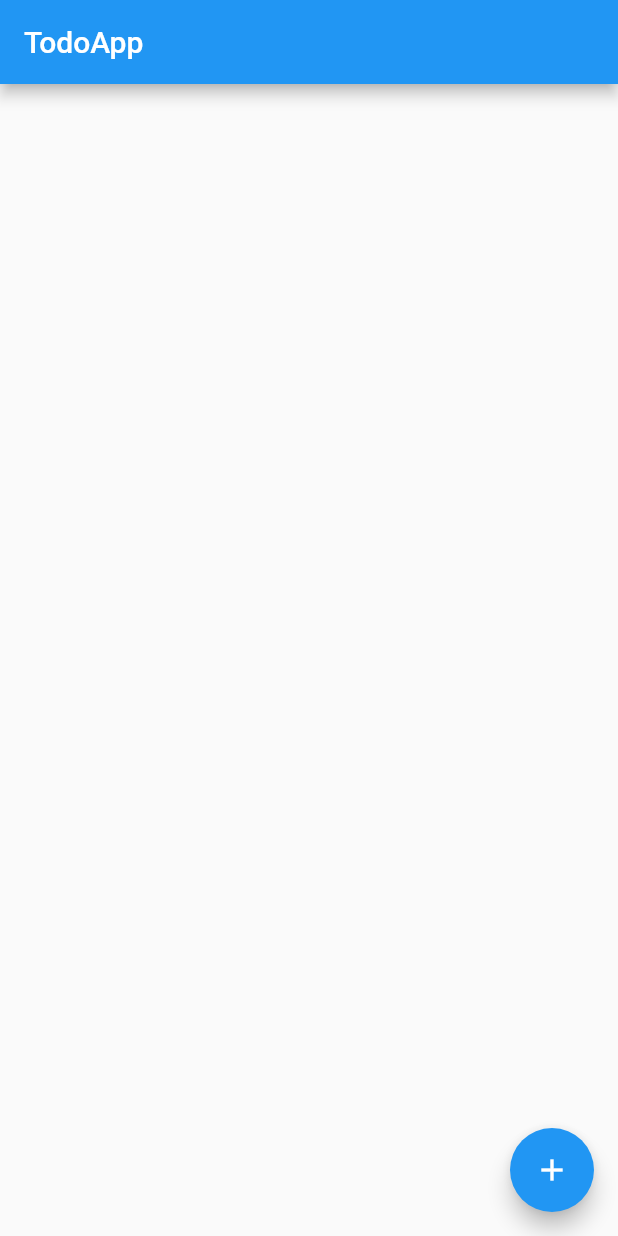
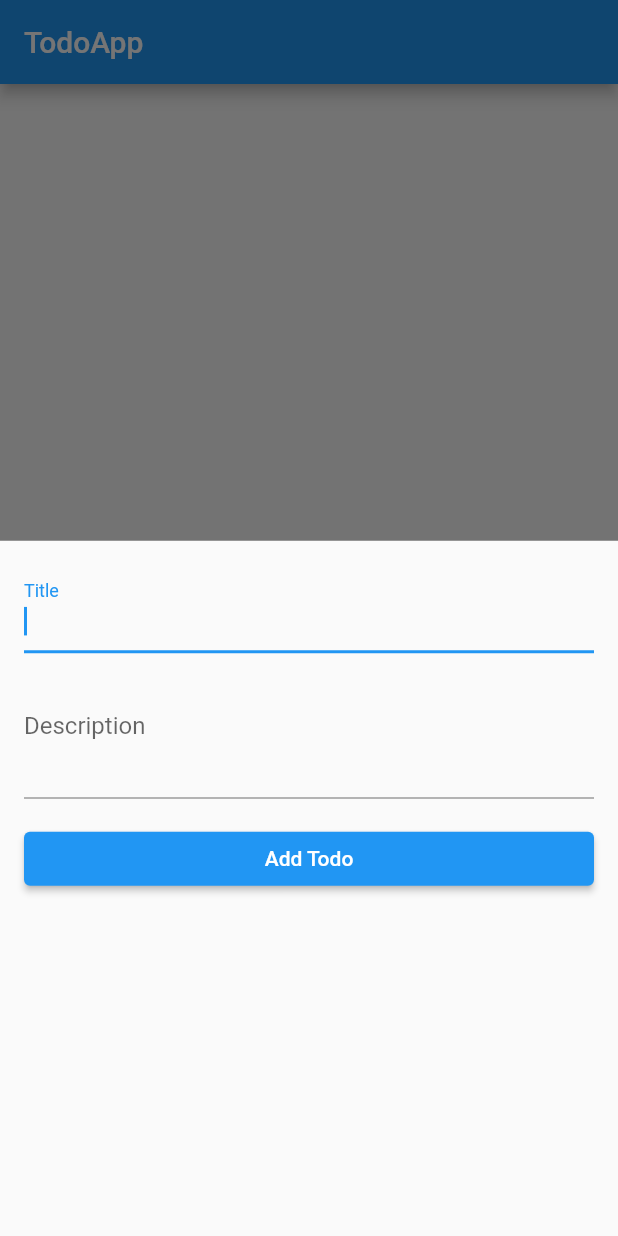
Before and after one commit to muazamhussain7/todo-app, a Flutter app: the screen it shows after launch, after a tap on the "add" icon, on a phone screen of 412 x 824 dp. Run offline on Flutter 3.47's test engine with Material 2 defaults, Android fonts, the phone set to English and light mode, and no system bars.

Commit message:
I added showModalBottomSheet in todo_screen.dart file. I created new_todo.dart file for user interaction through form widget. I also created todos.dart file as a model class for state management using provider package.

```diff
--- /dev/null
+++ b/lib/new_todo.dart
@@ -0,0 +1,65 @@
+import 'package:flutter/material.dart';
+
+class NewTodo extends StatefulWidget {
+  @override
+  _NewTodoState createState() => _NewTodoState();
+}
+
+class _NewTodoState extends State<NewTodo> {
+  var _todoData = {
+    'title': '',
+    'description': '',
+  };
+
+  final _formKey = GlobalKey<FormState>();
+
+  @override
+  Widget build(BuildContext context) {
+    void _addNewTodo() {
+      if (_formKey.currentState.validate()) {
+        _formKey.currentState.save();
+        print(_todoData);
+      }
+    }
+
+    return Padding(
+      padding: const EdgeInsets.all(16.0),
+      child: Form(
+        key: _formKey,
+        child: ListView(
+          children: [
+            TextFormField(
+              autofocus: true,
+              onSaved: (newValue) => _todoData['title'] = newValue,
+              decoration: InputDecoration(
+                labelText: "Title",
+              ),
+              textInputAction: TextInputAction.next,
+              validator: (newValue) {
+                if (newValue.isEmpty) return "Enter todo title.";
+                return null;
+              },
+            ),
+            TextFormField(
+              keyboardType: TextInputType.multiline,
+              maxLines: 3,
+              onSaved: (newValue) => _todoData['description'] = newValue,
+              decoration: InputDecoration(
+                labelText: "Description",
+              ),
+              validator: (value) {
+                if (value.isEmpty) return "Enter todo description.";
+                return null;
+              },
+            ),
+            SizedBox(height: 16.0),
+            ElevatedButton(
+              onPressed: _addNewTodo,
+              child: Text("Add Todo"),
+            ),
+          ],
+        ),
+      ),
+    );
+  }
+}
--- a/lib/todo_screen.dart
+++ b/lib/todo_screen.dart
@@ -1,4 +1,6 @@
 import 'package:flutter/material.dart';
+
+import 'new_todo.dart';
 
 class TodoScreen extends StatelessWidget {
   @override
@@ -9,7 +11,10 @@ class TodoScreen extends StatelessWidget {
       ),
       body: Center(),
       floatingActionButton: FloatingActionButton(
-        onPressed: () => null,
+        onPressed: () => showModalBottomSheet(
+          context: context,
+          builder: (context) => NewTodo(),
+        ),
         tooltip: 'New Todo',
         child: Icon(Icons.add),
       ),
--- /dev/null
+++ b/lib/todos.dart
@@ -0,0 +1,15 @@
+import 'package:flutter/material.dart';
+
+class Todos with ChangeNotifier {
+  final String id;
+  final String title;
+  final String description;
+
+  Todos({
+    this.id,
+    this.title,
+    this.description,
+  });
+
+
+}
```
